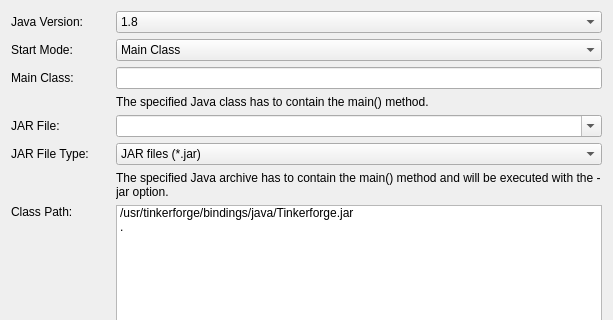
Qt form src/brickv/plugin_system/plugins/red/ui/program_page_java.ui (Tinkerforge/brickv) before a commit; both pictures show x 0 to 613 and y 0 to 320 of the 613 by 787 pixel window.
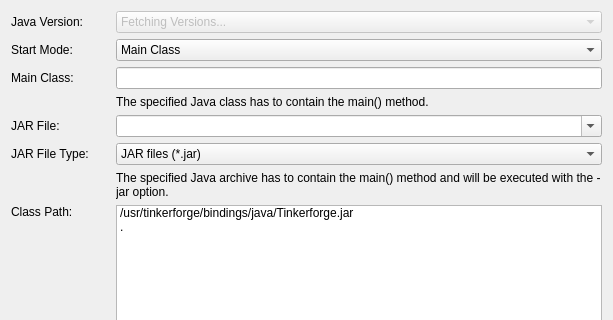
The same form after that commit.

Commit message: red-brick/npw: Make Java version check work like all the other version checks

Patch:
```diff
--- a/src/brickv/plugin_system/plugins/red/ui/program_page_java.ui
+++ b/src/brickv/plugin_system/plugins/red/ui/program_page_java.ui
@@ -28,6 +28,9 @@
      </item>
      <item row="0" column="1" colspan="4">
       <widget class="QComboBox" name="combo_version">
+       <property name="enabled">
+        <bool>false</bool>
+       </property>
        <property name="sizePolicy">
         <sizepolicy hsizetype="Preferred" vsizetype="Fixed">
          <horstretch>1</horstretch>
@@ -36,7 +39,7 @@
        </property>
        <item>
         <property name="text">
-         <string>1.8</string>
+         <string>Fetching Versions...</string>
         </property>
        </item>
       </widget>
```
The commit also changes 1 other file.
